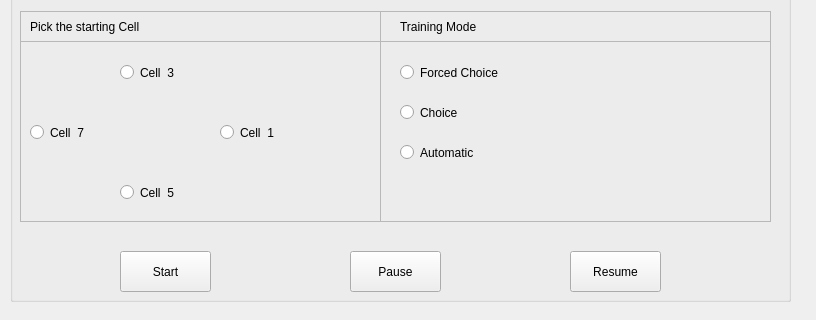
NC4Lab/omniroute_ubuntu_ws, file src/omniroute_operation/src/experiment_controller/experiment_controller_interface.ui: the form before one commit; both pictures show x 0 to 816 and y 649 to 969 of the 816 by 969 pixel window.
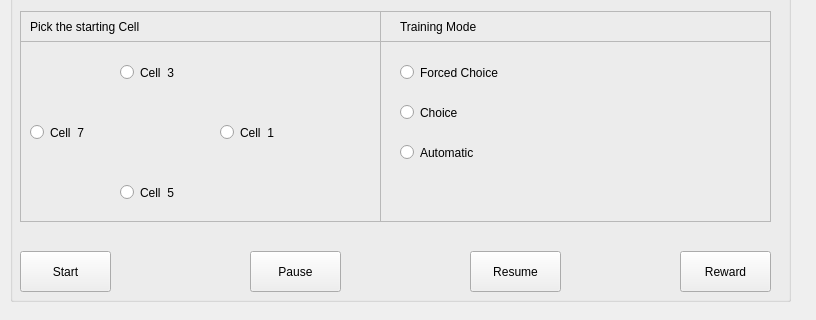
The form after the commit.

Commit message: MM: Adding launch file and updating UI for experiment_constroller

Patch:
```diff
--- a/src/omniroute_operation/src/experiment_controller/experiment_controller_interface.ui
+++ b/src/omniroute_operation/src/experiment_controller/experiment_controller_interface.ui
@@ -74,7 +74,7 @@
    <widget class="QPushButton" name="startBtn">
     <property name="geometry">
      <rect>
-      <x>110</x>
+      <x>10</x>
       <y>890</y>
       <width>91</width>
       <height>41</height>
@@ -87,7 +87,7 @@
    <widget class="QPushButton" name="pauseBtn">
     <property name="geometry">
      <rect>
-      <x>340</x>
+      <x>240</x>
       <y>890</y>
       <width>91</width>
       <height>41</height>
@@ -100,7 +100,7 @@
    <widget class="QPushButton" name="resumeBtn">
     <property name="geometry">
      <rect>
-      <x>560</x>
+      <x>460</x>
       <y>890</y>
       <width>91</width>
       <height>41</height>
@@ -366,6 +366,19 @@
      <string>Automatic</string>
     </property>
    </widget>
+   <widget class="QPushButton" name="pumpGantryBtn">
+    <property name="geometry">
+     <rect>
+      <x>670</x>
+      <y>890</y>
+      <width>91</width>
+      <height>41</height>
+     </rect>
+    </property>
+    <property name="text">
+     <string>Reward</string>
+    </property>
+   </widget>
   </widget>
  </widget>
  <resources/>
```
The commit also changes 1 other file.
